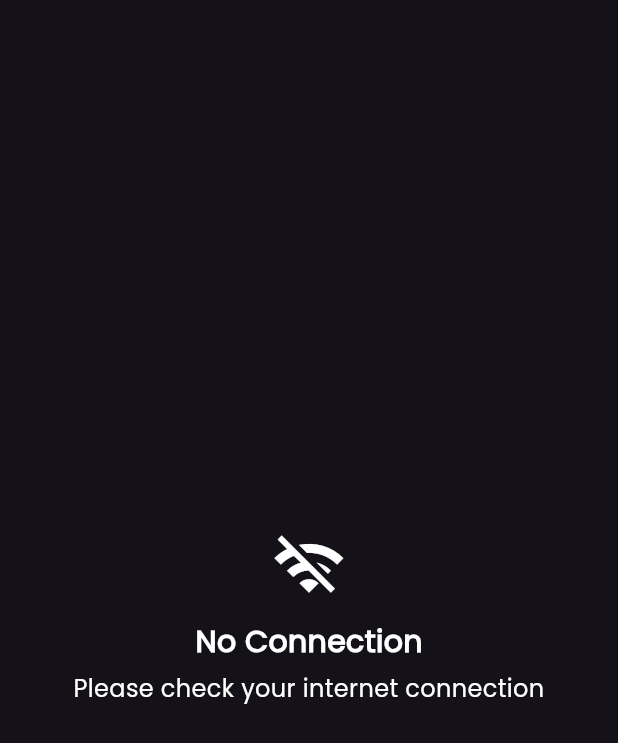
After one commit to IhabRamadan1/task-manager-app, a Flutter app: the NoConnectionWidget screen opened directly, on a phone screen of 412 x 824 dp. The commit adds this screen. Shown: the top 743 px of the screen. Run offline on Flutter 3.47's test engine with Material 3 defaults, Android fonts, the phone set to English and light mode, and no system bars; our stand-ins replace bloc, connectivity_plus, dio, flutter_bloc, flutter_screenutil, hive and 3 more; accounts and stored records are empty.

Commit message:
check connectivity commit

```diff
--- /dev/null
+++ b/lib/views/widgets/no_connection.dart
@@ -0,0 +1,41 @@
+import 'package:flutter/material.dart';
+
+class NoConnectionWidget extends StatelessWidget {
+
+  const NoConnectionWidget({super.key});
+  @override
+  Widget build(BuildContext context) {
+    return const Scaffold(
+      body: Center(
+        child:  Column(
+          mainAxisSize: MainAxisSize.min,
+          children: <Widget>[
+            Icon(
+              Icons.wifi_off,
+              color: Colors.white,
+              size: 50.0,
+            ),
+            SizedBox(height: 10.0),
+            Text(
+              "No Connection",
+              style: TextStyle(
+                color: Colors.white,
+                fontSize: 20.0,
+                fontWeight: FontWeight.bold,
+              ),
+            ),
+            SizedBox(height: 5.0),
+            Text(
+              "Please check your internet connection",
+              style: TextStyle(
+                color: Colors.white,
+                fontSize: 16.0,
+              ),
+              textAlign: TextAlign.center,
+            ),
+          ],
+        ),
+      ),
+    );
+  }
+}
--- a/lib/views/widgets/tasks_view_body.dart
+++ b/lib/views/widgets/tasks_view_body.dart
@@ -51,7 +51,7 @@ class _TasksViewBodyState extends State<TasksViewBody> {
                Expanded(
                  child: SmartRefresher(
                    controller: refreshControllerEmployer,
-                   enablePullDown: true,
+                   enablePullDown: false,
                    enablePullUp: true,
                    header: const WaterDropHeader(),
                    onRefresh: () async {
--- a/pubspec.yaml
+++ b/pubspec.yaml
@@ -46,6 +46,7 @@ dependencies:
   flutter_screenutil: ^5.9.3
   shared_preferences: ^2.2.3
   pull_to_refresh: ^2.0.0
+  connectivity_plus: ^5.0.2
 
 
 dev_dependencies:
@@ -70,11 +71,12 @@ flutter_launcher_icons:
 
 flutter_native_splash:
   background_image: "assets/images/task.jpg"
+  color: "#FFFFFF"
   ios: true
 
   android_12:
     image: "assets/images/task.jpg"
-    color: '#ffffff'
+    color: '#FFFFFF'
 
 # For information on the generic Dart part of this file, see the
 # following page: https://dart.dev/tools/pub/pubspec
```
Also changed, not shown: lib/main.dart (+12 -1 lines), pubspec.lock, 10 other files.
